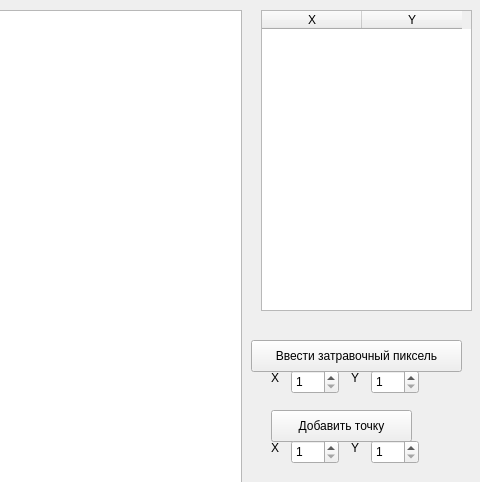
Qt form lab6/window.ui (Panda-Lewandowski/Computer-graphics) before a commit; both pictures show x 329 to 809 and y 0 to 482 of the 809 by 605 pixel window.
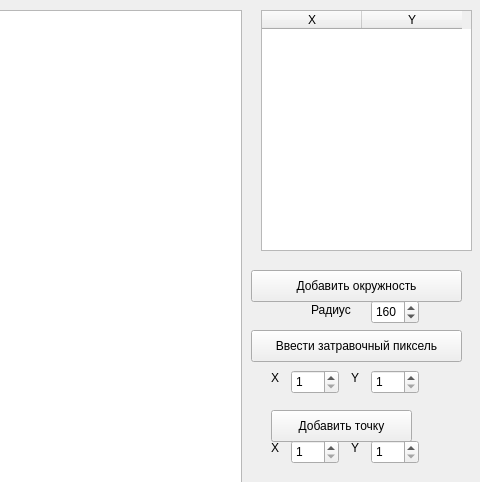
The same form after that commit.

Commit message: add circle, update algorithm, fix bugs

The edit to the form file:
```diff
--- a/lab6/window.ui
+++ b/lab6/window.ui
@@ -30,7 +30,7 @@
       <x>590</x>
       <y>10</y>
       <width>211</width>
-      <height>301</height>
+      <height>241</height>
      </rect>
     </property>
     <column>
@@ -205,7 +205,7 @@
     <property name="geometry">
      <rect>
       <x>580</x>
-      <y>340</y>
+      <y>330</y>
       <width>211</width>
       <height>32</height>
      </rect>
@@ -243,6 +243,51 @@
      <string>Y</string>
     </property>
    </widget>
+   <widget class="QLabel" name="label_5">
+    <property name="geometry">
+     <rect>
+      <x>640</x>
+      <y>300</y>
+      <width>71</width>
+      <height>20</height>
+     </rect>
+    </property>
+    <property name="text">
+     <string>Радиус</string>
+    </property>
+   </widget>
+   <widget class="QPushButton" name="addcircle">
+    <property name="geometry">
+     <rect>
+      <x>580</x>
+      <y>270</y>
+      <width>211</width>
+      <height>32</height>
+     </rect>
+    </property>
+    <property name="text">
+     <string>Добавить окружность</string>
+    </property>
+   </widget>
+   <widget class="QSpinBox" name="rad">
+    <property name="geometry">
+     <rect>
+      <x>700</x>
+      <y>300</y>
+      <width>48</width>
+      <height>24</height>
+     </rect>
+    </property>
+    <property name="minimum">
+     <number>1</number>
+    </property>
+    <property name="maximum">
+     <number>561</number>
+    </property>
+    <property name="value">
+     <number>160</number>
+    </property>
+   </widget>
   </widget>
  </widget>
  <resources/>
```
The commit also changes 1 other file.
